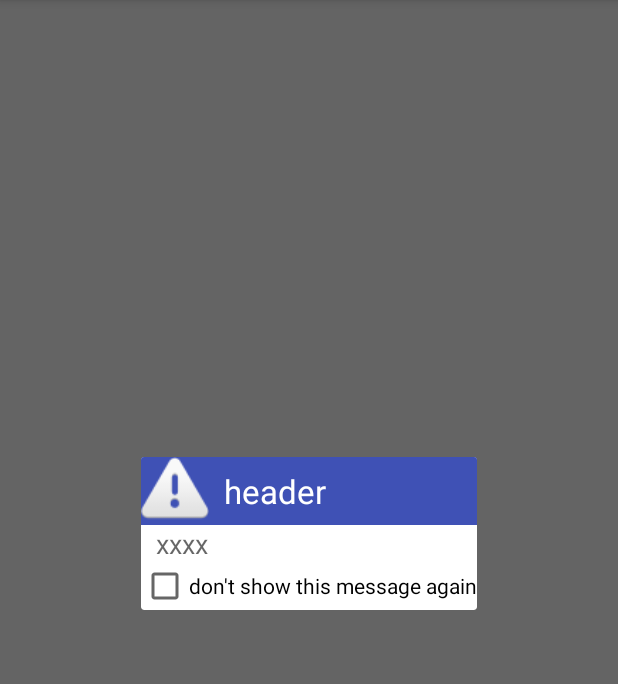
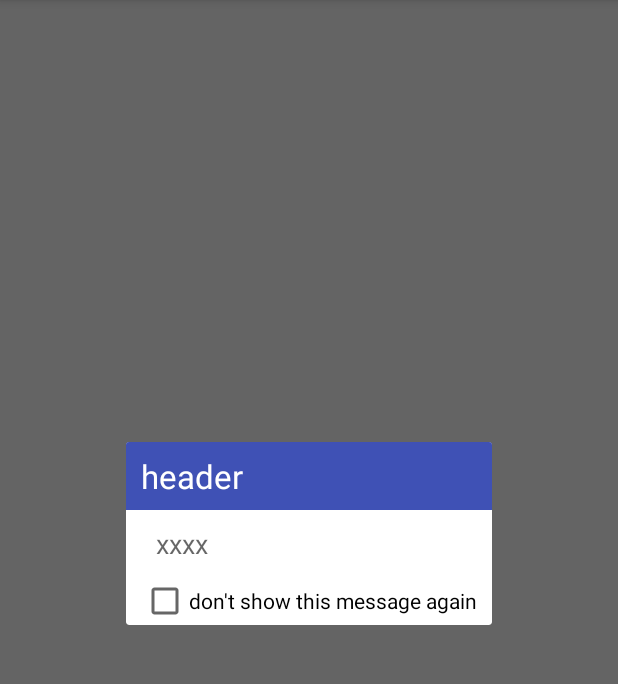
Before and after one commit to IvanKovalchuk/MvpRxDialogSample, an Android app: the fragment MvpMessageBox shown on its own in the app's theme, on a phone screen of 412 x 824 dp, the part 84-768 px from its top. Run offline under Robolectric (Android 15) with nearby library versions, the phone set to English and light mode, and no system bars; 10 statements that could not run were skipped.

Commit message:
a bug was fixed

```diff
--- a/mvprxdialog/src/main/java/com/kivsw/mvprxdialog/BaseMvpFragment.java
+++ b/mvprxdialog/src/main/java/com/kivsw/mvprxdialog/BaseMvpFragment.java
@@ -123,7 +123,7 @@ implements Contract.IView
     protected final static String  TITLE_PARAM="TITLE_PARAM";
     protected void setupTitle(View rootView)
     {
-        headerTextView =  (TextView)rootView.findViewById(R.id.dlMessageTextView);
+        headerTextView =  (TextView)rootView.findViewById(R.id.headerText);
         headerTextView.setText(Html.fromHtml(getArguments().getString(TITLE_PARAM)));
     }
 
--- a/mvprxdialog/src/main/java/com/kivsw/mvprxdialog/MvpMessageBox.java
+++ b/mvprxdialog/src/main/java/com/kivsw/mvprxdialog/MvpMessageBox.java
@@ -1,6 +1,7 @@
 package com.kivsw.mvprxdialog;
 
 
+import android.graphics.Bitmap;
 import android.os.Bundle;
 import android.support.v4.app.Fragment;
 import android.text.Html;
@@ -9,6 +10,7 @@ import android.view.View;
 import android.view.ViewGroup;
 import android.widget.Button;
 import android.widget.CheckBox;
+import android.widget.ImageView;
 import android.widget.TextView;
 
 
@@ -23,6 +25,7 @@ public class MvpMessageBox extends BaseMvpFragment {
     private Button okBtn= null, cancelBtn= null, extraBtn= null;
     private TextView messageTextView, headerTextView;
     private CheckBox checkBoxDontShowAgain=null;
+    private ImageView headerIcon=null;
 
 
 
@@ -30,7 +33,8 @@ public class MvpMessageBox extends BaseMvpFragment {
         // Required empty public constructor
     }
 
-    private final static String MESSAGE_PARAM="MESSAGE_PARAM",
+    private final static String ICON_PARAM="ICON_PARAM",
+                                MESSAGE_PARAM="MESSAGE_PARAM",
                                 DONT_SHOW_AGAIN="DONT_SHOW_AGAIN",
                                 OK_TITLE_PARAM="OK_TITLE_PARAM",
                                 CANCEL_BTN_PARAM="CANCEL_BTN_PARAM",
@@ -52,12 +56,13 @@ public class MvpMessageBox extends BaseMvpFragment {
      *  @param askDontShowAgain enables "Don't show again" checkBox
      */
     // TODO: Rename and change types and number of parameters
-    public static MvpMessageBox newInstance(long presenterId, String title, String msg, boolean askDontShowAgain, String okTitle, String cancelTitle, String exTitle)
+    public static MvpMessageBox newInstance(long presenterId, Bitmap icon, String title, String msg, boolean askDontShowAgain, String okTitle, String cancelTitle, String exTitle)
     {
         MvpMessageBox fragment = new MvpMessageBox();
         Bundle args = new Bundle();
 
         args.putLong(PRESENTER_ID, presenterId);
+        args.putParcelable(ICON_PARAM,icon);
         args.putString(MESSAGE_PARAM,msg);
         args.putString(TITLE_PARAM,title);
         args.putBoolean(DONT_SHOW_AGAIN,askDontShowAgain);
@@ -82,8 +87,6 @@ public class MvpMessageBox extends BaseMvpFragment {
         // Inflate the layout for this fragment
         View rootView = inflater.inflate(R.layout.messagebox_layout, container, false);
 
-
-
         okBtn= (Button)rootView.findViewById(R.id.dlButtonOk);
         cancelBtn=(Button)rootView.findViewById(R.id.dlButtonCancel);
         extraBtn=(Button)rootView.findViewById(R.id.dlButtonExtra);
@@ -91,6 +94,11 @@ public class MvpMessageBox extends BaseMvpFragment {
         okBtn.setOnClickListener(onClickListener);
         cancelBtn.setOnClickListener(onClickListener);
         extraBtn.setOnClickListener(onClickListener);
+
+        headerIcon = (ImageView) rootView.findViewById(R.id.headerIcon);
+        Bitmap icon = getArguments().getParcelable(ICON_PARAM);
+        headerIcon.setImageBitmap(icon);
+        if(icon==null) headerIcon.setVisibility(View.GONE);
 
         messageTextView = (TextView)rootView.findViewById(R.id.dlMessageTextView);
         messageTextView.setText(Html.fromHtml(getArguments().getString(MESSAGE_PARAM)));
--- a/mvprxdialog/src/main/java/com/kivsw/mvprxdialog/MvpMessageBoxPresenter.java
+++ b/mvprxdialog/src/main/java/com/kivsw/mvprxdialog/MvpMessageBoxPresenter.java
@@ -1,5 +1,6 @@
 package com.kivsw.mvprxdialog;
 
+import android.graphics.Bitmap;
 import android.support.v4.app.FragmentManager;
 
 import io.reactivex.Single;
@@ -56,13 +57,14 @@ public class MvpMessageBoxPresenter extends BaseMvpPresenter
 
 //-----------------------------
     public static MvpMessageBoxPresenter createDialog(FragmentManager fragmentManager,
+                                                      Bitmap icon,
                                                       String title, String msg, boolean askDontShowAgain,
                                                       String okTitle, String cancelTitle, String exTitle)
     {
         MvpMessageBoxPresenter presenter = new MvpMessageBoxPresenter();
         long id=PresenterManager.getInstance().addNewPresenter(presenter);
 
-        MvpMessageBox fragment = MvpMessageBox.newInstance(id, title, msg, askDontShowAgain, okTitle, cancelTitle, exTitle);
+        MvpMessageBox fragment = MvpMessageBox.newInstance(id, icon, title, msg, askDontShowAgain, okTitle, cancelTitle, exTitle);
 
         fragment.show(fragmentManager, String.valueOf(id));
 
--- a/mvprxdialog/src/main/res/layout/header_layout.xml
+++ b/mvprxdialog/src/main/res/layout/header_layout.xml
@@ -9,13 +9,14 @@
     android:orientation="horizontal">
 
     <ImageView
-        android:id="@+id/imageView"
+        android:id="@+id/headerIcon"
         android:layout_width="@dimen/header_size"
         android:layout_height="@dimen/header_size"
 
         android:adjustViewBounds="true"
-        app:srcCompat="@android:drawable/ic_dialog_alert" />
+         />
     <!--
+
     app:srcCompat="@android:drawable/stat_notify_error"
     app:srcCompat="@android:drawable/stat_sys_warning"
     app:srcCompat="@android:drawable/ic_dialog_info"
--- a/mvprxdialog/src/main/res/layout/messagebox_layout.xml
+++ b/mvprxdialog/src/main/res/layout/messagebox_layout.xml
@@ -6,7 +6,7 @@
     >
 
     <include layout="@layout/header_layout"
-        android:id="@+id/include"
+        android:id="@+id/includeHeader"
      />
 
     <ScrollView
@@ -22,6 +22,7 @@
             android:id="@+id/dlMessageTextView"
             android:layout_width="wrap_content"
             android:layout_height="wrap_content"
+            android:layout_margin="@dimen/margin_size"
             android:text="xxxx"
             android:textAppearance="?android:attr/textAppearanceMedium" />
 
@@ -29,11 +30,13 @@
 
 
     <CheckBox
+        android:id="@+id/checkBoxDontShowAgain"
         android:layout_width="wrap_content"
         android:layout_height="wrap_content"
-        android:text="@string/dont_show_again"
-        android:id="@+id/checkBoxDontShowAgain"
-        android:layout_gravity="center_horizontal" />
+        android:layout_gravity="center_horizontal"
+        android:layout_marginLeft="@dimen/margin_size"
+        android:layout_marginRight="@dimen/margin_size"
+        android:text="@string/dont_show_again" />
 
     <LinearLayout
         android:layout_width="match_parent"
```
